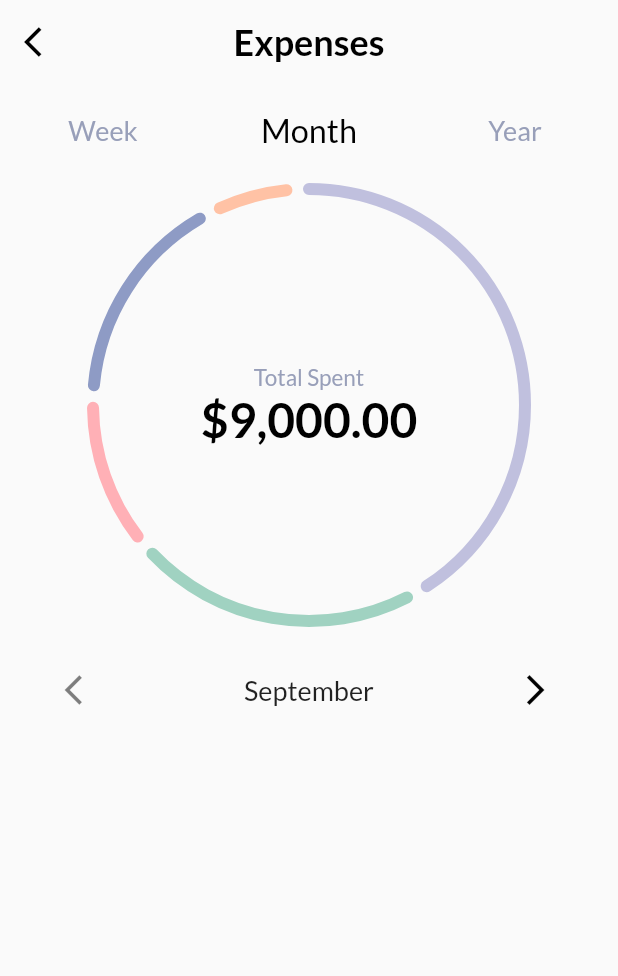
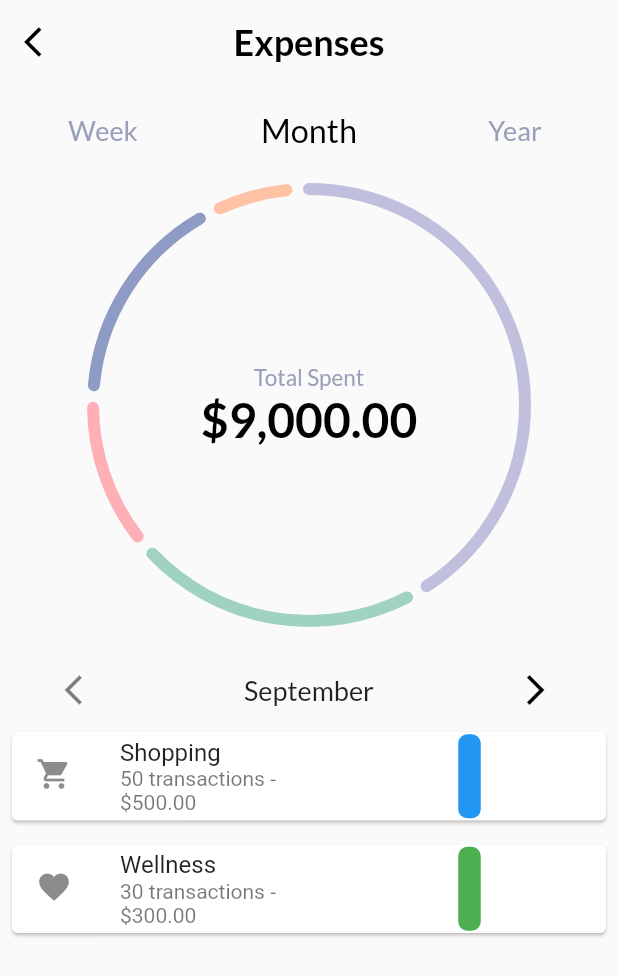
Before and after one commit to vintx64/flutter_replicate_card_transaction, a Flutter app: the screen it shows after launch, on a phone screen of 412 x 824 dp. Shown: the top 976 px of the screen. Run offline on Flutter 3.47's test engine with Material 2 defaults, Android fonts, the phone set to English and light mode, and no system bars; drawn by our look-alikes of fl_chart.

Commit message:
adding custom bar chart widget

```diff
--- /dev/null
+++ b/lib/features/home/presentation/views/widgets/custom_bar_chart.dart
@@ -0,0 +1,72 @@
+import 'package:flutter/material.dart';
+import 'package:fl_chart/fl_chart.dart';
+
+class ExpenseChartWidget extends StatelessWidget {
+  final List<Expense> expenses;
+
+  ExpenseChartWidget({required this.expenses});
+
+  @override
+  Widget build(BuildContext context) {
+    return Expanded(
+      child: ListView.builder(
+        itemCount: expenses.length,
+        itemBuilder: (context, index) {
+          final expense = expenses[index];
+          return Card(
+            margin: EdgeInsets.all(8.0),
+            child: ListTile(
+              leading: Icon(expense.icon),
+              title: Text(expense.title),
+              subtitle: Text(
+                  '${expense.transactions} transactions - \$${expense.price.toStringAsFixed(2)}'),
+              trailing: SizedBox(
+                width: 150, // Adjust as needed
+                child: BarChart(
+                  BarChartData(
+                    titlesData: FlTitlesData(
+                      leftTitles: SideTitles(showTitles: false),
+                      bottomTitles: SideTitles(showTitles: false),
+                    ),
+                    borderData: FlBorderData(show: false),
+                    barGroups: [
+                      BarChartGroupData(
+                        x: 0,
+                        barRods: [
+                          BarChartRodData(
+                            y: expense.percentage,
+                            colors: [expense.color],
+                            width: 15,
+                            borderRadius: BorderRadius.circular(6),
+                          ),
+                        ],
+                      ),
+                    ],
+                  ),
+                ),
+              ),
+            ),
+          );
+        },
+      ),
+    );
+  }
+}
+
+class Expense {
+  final IconData icon;
+  final String title;
+  final double percentage;
+  final Color color;
+  final int transactions;
+  final double price;
+
+  Expense({
+    required this.icon,
+    required this.title,
+    required this.percentage,
+    required this.color,
+    required this.transactions,
+    required this.price,
+  });
+}
--- a/lib/features/home/presentation/views/widgets/expenses_view_body.dart
+++ b/lib/features/home/presentation/views/widgets/expenses_view_body.dart
@@ -1,4 +1,5 @@
 import 'package:flutter/material.dart';
+import 'package:flutter_replicate_card_transaction/features/home/presentation/views/widgets/custom_bar_chart.dart';
 import 'package:flutter_replicate_card_transaction/features/home/presentation/views/widgets/custom_pie_chart.dart';
 import 'package:flutter_replicate_card_transaction/features/home/presentation/views/widgets/custom_tab_bar.dart';
 
@@ -9,7 +10,7 @@ class ExpensesViewBody extends StatelessWidget {
 
   @override
   Widget build(BuildContext context) {
-    return const Column(
+    return Column(
       children: [
         CustomTabBar(),
         Padding(
@@ -25,6 +26,26 @@ class ExpensesViewBody extends StatelessWidget {
           width: 350,
           child: MonthScroll(),
         ),
+        ExpenseChartWidget(
+          expenses: [
+            Expense(
+              icon: Icons.shopping_cart,
+              title: 'Shopping',
+              percentage: 55.0, // Customize percentage
+              color: Colors.blue,
+              transactions: 50, // Customize transactions count
+              price: 500.0, // Customize price
+            ),
+            Expense(
+              icon: Icons.favorite,
+              title: 'Wellness',
+              percentage: 0.08, // Customize percentage
+              color: Colors.green,
+              transactions: 30, // Customize transactions count
+              price: 300.0, // Customize price
+            ),
+          ],
+        ),
       ],
     );
   }
--- a/lib/main.dart
+++ b/lib/main.dart
@@ -13,7 +13,7 @@ class ExpensesApp extends StatelessWidget {
   @override
   Widget build(BuildContext context) {
     SystemChrome.setSystemUIOverlayStyle(const SystemUiOverlayStyle(
-      statusBarColor: kPrimaryColor, // Set your desired app bar color here
+      statusBarColor: kPrimaryColor,
     ));
     return const MaterialApp(
       debugShowCheckedModeBanner: false,
--- a/pubspec.yaml
+++ b/pubspec.yaml
@@ -29,6 +29,7 @@ environment:
 # versions available, run `flutter pub outdated`.
 dependencies:
   cupertino_icons: ^1.0.2
+  fl_chart: ^0.40.0
   flutter:
     sdk: flutter
   flutter_localization: ^0.1.13
```
Also changed, not shown: pubspec.lock.
